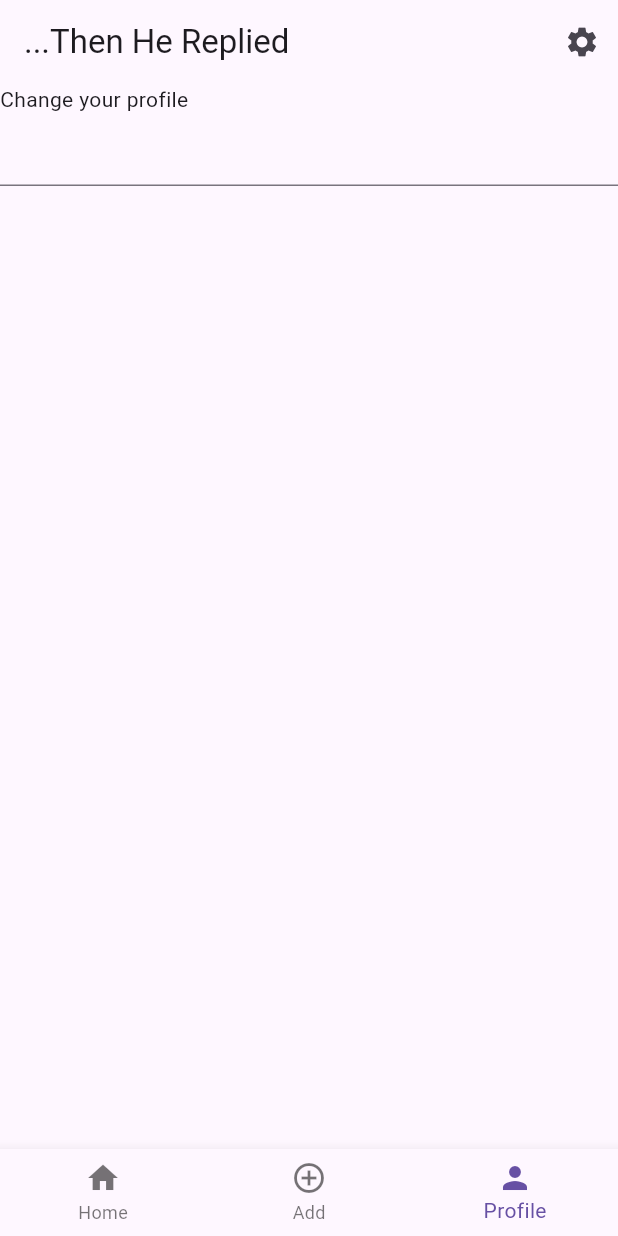
After one commit to BMarx981/then_he_replied, a Flutter app: the screen it shows after launch, item 3 of the bottom bar chosen, on a phone screen of 412 x 824 dp. The commit adds this screen. Run offline on Flutter 3.47's test engine with Material 3 defaults, Android fonts, the phone set to English and light mode, and no system bars; our stand-ins replace flutter_riverpod, riverpod_annotation; generated files the repository leaves out were written again.

Commit message:
Add profile page and create page. Fix bottom nav.

```diff
--- a/lib/src/app.dart
+++ b/lib/src/app.dart
@@ -73,7 +73,7 @@ class MyApp extends StatelessWidget {
                     return const ReplyItemDetailsView();
                   case ReplyItemMainView.routeName:
                   default:
-                    return const ReplyItemMainView();
+                    return ReplyItemMainView();
                 }
               },
             );
--- /dev/null
+++ b/lib/src/profile/profile_view.dart
@@ -0,0 +1,14 @@
+import 'package:flutter/material.dart';
+import 'package:flutter_riverpod/flutter_riverpod.dart';
+
+class ProfileView extends ConsumerWidget {
+  const ProfileView({super.key});
+
+  @override
+  Widget build(BuildContext context, WidgetRef ref) {
+    return const Column(children: [
+      Row(children: [Text("Change your profile")]),
+      Expanded(child: TextField()),
+    ]);
+  }
+}
--- a/lib/src/reply_list_screen/reply_list_view.dart
+++ b/lib/src/reply_list_screen/reply_list_view.dart
@@ -2,7 +2,6 @@ import 'package:flutter/material.dart';
 import 'package:flutter_riverpod/flutter_riverpod.dart';
 import 'package:intl/intl.dart';
 import 'package:then_he_replied/src/reply_details_screen/reply_item_details_view.dart';
-import 'package:then_he_replied/src/reply_list_screen/reply_item.dart';
 import 'package:then_he_replied/src/reply_list_screen/reply_list_provider.dart';
 
 class ReplyItemListView extends ConsumerWidget {
--- a/lib/src/reply_list_screen/reply_main_view.dart
+++ b/lib/src/reply_list_screen/reply_main_view.dart
@@ -1,16 +1,23 @@
 import 'package:flutter/material.dart';
 import 'package:flutter_riverpod/flutter_riverpod.dart';
+import 'package:then_he_replied/src/create_reply/create_reply_view.dart';
+import 'package:then_he_replied/src/profile/profile_view.dart';
 import 'package:then_he_replied/src/reply_list_screen/reply_list_view.dart';
 
 import 'package:then_he_replied/src/settings/settings_view.dart';
 
 /// Displays a list of ReplyItems.
 class ReplyItemMainView extends ConsumerWidget {
-  const ReplyItemMainView({
+  ReplyItemMainView({
     super.key,
   });
 
   static const routeName = '/';
+  final List<Widget> bodies = [
+    const ReplyItemListView(),
+    const CreateReplyView(),
+    const ProfileView(),
+  ];
 
   @override
   Widget build(BuildContext context, WidgetRef ref) {
@@ -30,7 +37,7 @@ class ReplyItemMainView extends ConsumerWidget {
           ),
         ],
       ),
-      body: const ReplyItemListView(),
+      body: bodies[indexBottomNavbar],
       bottomNavigationBar: BottomNavigationBar(
           currentIndex: indexBottomNavbar,
           onTap: (value) => ref
@@ -42,8 +49,8 @@ class ReplyItemMainView extends ConsumerWidget {
               label: 'Home',
             ),
             BottomNavigationBarItem(
-              icon: Icon(Icons.favorite),
-              label: 'Favorites',
+              icon: Icon(Icons.add_circle_outline_outlined),
+              label: 'Add',
             ),
             BottomNavigationBarItem(
               icon: Icon(Icons.person),
```
Also changed, not shown: lib/src/create_reply/create_reply_view.dart (added, +14 -0 lines), lib/src/reply_list_screen/reply_list_provider.dart (+25 -1 lines).
